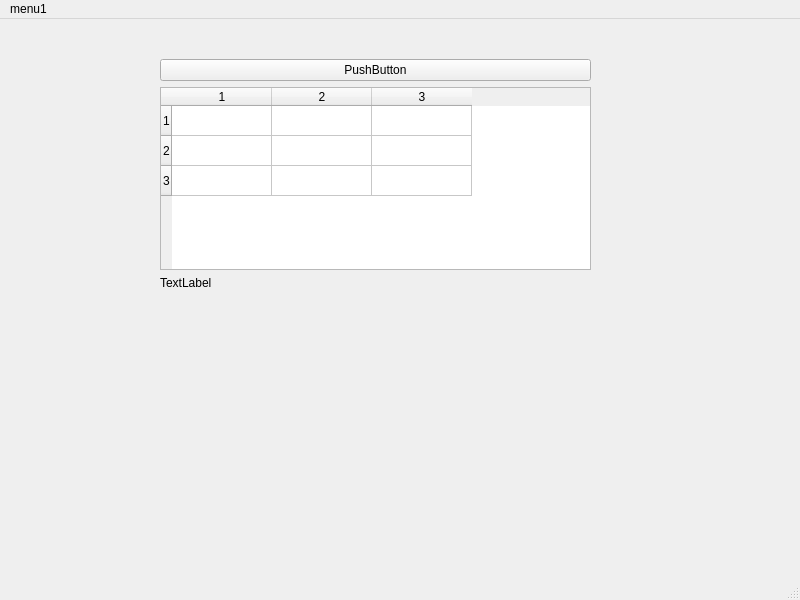
This is ui/mainwindow.ui in Meidozuki/FileManager as Qt 5 draws it before an edit. The edited form follows.
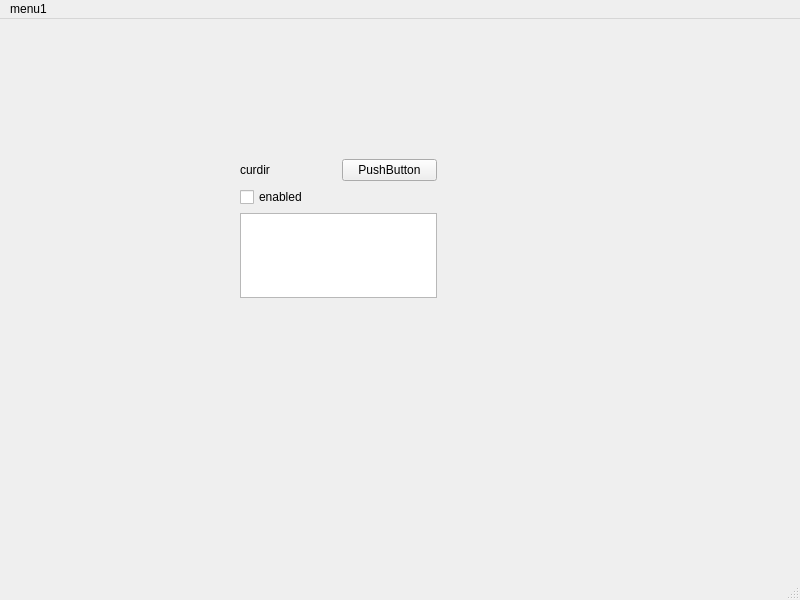
This is the edited form.

What changed in the file:
```diff
--- a/ui/mainwindow.ui
+++ b/ui/mainwindow.ui
@@ -17,15 +17,22 @@
    <widget class="QWidget" name="verticalLayoutWidget">
     <property name="geometry">
      <rect>
-      <x>160</x>
-      <y>40</y>
-      <width>431</width>
-      <height>231</height>
+      <x>240</x>
+      <y>140</y>
+      <width>197</width>
+      <height>139</height>
      </rect>
     </property>
     <layout class="QVBoxLayout" name="verticalLayout">
      <item>
       <layout class="QHBoxLayout" name="horizontalLayout">
+       <item>
+        <widget class="QLabel" name="label">
+         <property name="text">
+          <string>curdir</string>
+         </property>
+        </widget>
+       </item>
        <item>
         <widget class="QPushButton" name="pushButton">
          <property name="text">
@@ -36,30 +43,18 @@
       </layout>
      </item>
      <item>
-      <widget class="QTableWidget" name="tableWidget">
-       <property name="selectionBehavior">
-        <enum>QAbstractItemView::SelectRows</enum>
-       </property>
-       <property name="rowCount">
-        <number>3</number>
-       </property>
-       <property name="columnCount">
-        <number>3</number>
-       </property>
-       <row/>
-       <row/>
-       <row/>
-       <column/>
-       <column/>
-       <column/>
-      </widget>
+      <layout class="QHBoxLayout" name="horizontalLayout_2">
+       <item>
+        <widget class="QCheckBox" name="checkBox">
+         <property name="text">
+          <string>enabled</string>
+         </property>
+        </widget>
+       </item>
+      </layout>
      </item>
      <item>
-      <widget class="QLabel" name="label">
-       <property name="text">
-        <string>TextLabel</string>
-       </property>
-      </widget>
+      <widget class="QTableView" name="tableView"/>
      </item>
     </layout>
    </widget>
```
Left out of the diff: 2 changed lines with no effect on the pictures.
